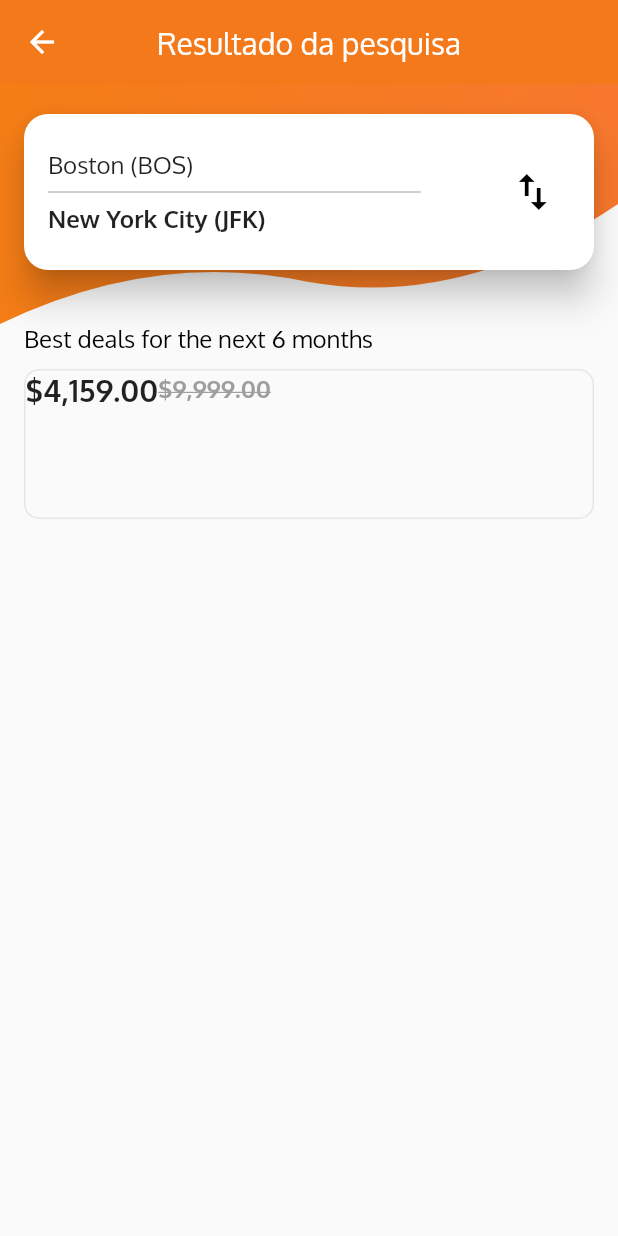
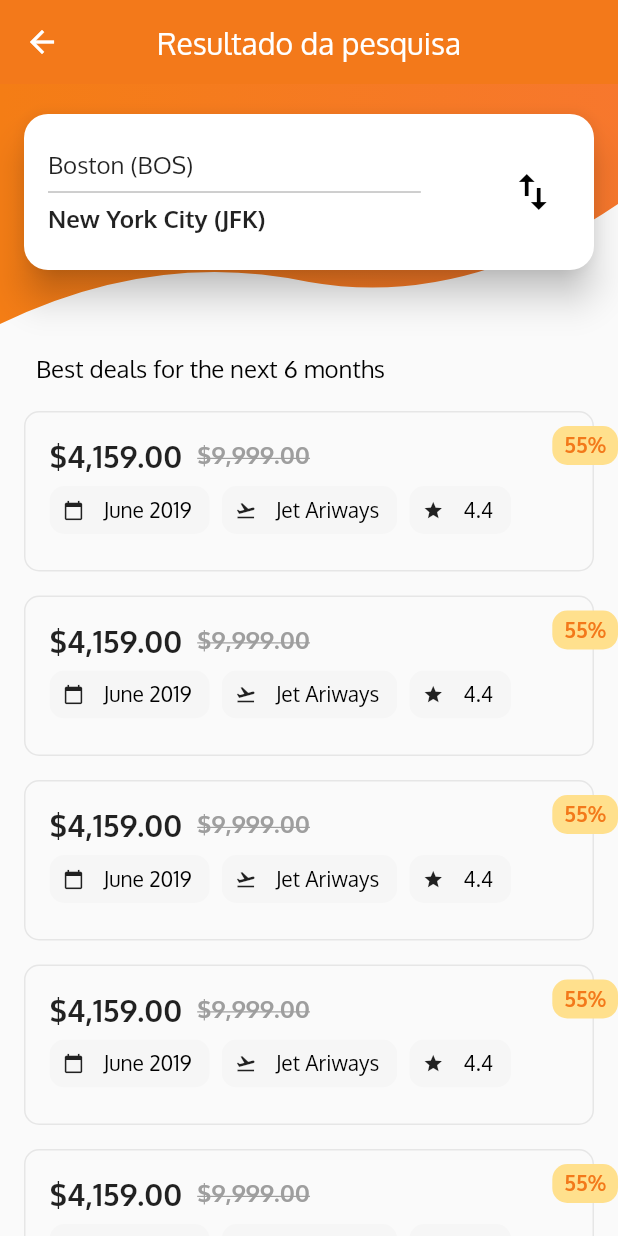
Before and after one commit to MarcioQuimbundo/kiviagem, a Flutter app: the FlightListingScreen screen opened directly, on a phone screen of 412 x 824 dp. Run offline on Flutter 3.47's test engine with Material 2 defaults, Android fonts, the phone set to English and light mode, and no system bars.

Commit message:
flight card finished

```diff
--- a/lib/flight_list.dart
+++ b/lib/flight_list.dart
@@ -20,11 +20,17 @@ class FlightListingScreen extends StatelessWidget {
             },
             child: Icon(Icons.arrow_back)),
       ),
-      body: Column(
+      body: SingleChildScrollView(
+        scrollDirection: Axis.vertical,
+              child: Column(
           children: <Widget>[
             FlightListTopPart(),
+            SizedBox(
+              height: 20.0,
+            ),
             FlightBottomPart(),
           ],
+        ),
       ),
     );
   }
@@ -105,12 +111,27 @@ class FlightBottomPart extends StatelessWidget {
       child: Column(
         crossAxisAlignment: CrossAxisAlignment.start,
         children: <Widget>[
-          Text(
+          Padding(
+            padding: const EdgeInsets.symmetric(horizontal: 8.0),
+            child: Text(
               "Best deals for the next 6 months",
               style: dropDownMenuItemStyle,
             ),
+          ),
           SizedBox(height: 10.0),
+          ListView(
+            shrinkWrap: true,
+            physics: ClampingScrollPhysics(),
+            scrollDirection: Axis.vertical,
+            children: <Widget>[
               FlightCard(),
+              FlightCard(),
+              FlightCard(),
+              FlightCard(),
+              FlightCard(),
+              FlightCard(),
+            ],
+          ),
         ],
       ),
     );
@@ -120,36 +141,93 @@ class FlightBottomPart extends StatelessWidget {
 class FlightCard extends StatelessWidget {
   @override
   Widget build(BuildContext context) {
-    return Stack(
+    return Padding(
+      padding: const EdgeInsets.symmetric(vertical: 8.0),
+      child: Stack(
         children: <Widget>[
           Container(
             margin: EdgeInsets.only(right: 16.0),
-          height: 100.0,
             decoration: BoxDecoration(
                 borderRadius: BorderRadius.all(
                   Radius.circular(10.0),
                 ),
                 border: Border.all(color: flightBorderColor)),
+            child: Padding(
+              padding: const EdgeInsets.all(16.0),
               child: Column(
+                crossAxisAlignment: CrossAxisAlignment.start,
                 children: <Widget>[
                   Row(
                     children: <Widget>[
                       Text(
                         '${formatCurrency.format(4159)}',
-                    style:
-                        TextStyle(fontWeight: FontWeight.bold, fontSize: 20.0),
+                        style: TextStyle(
+                            fontWeight: FontWeight.bold, fontSize: 20.0),
+                      ),
+                      SizedBox(
+                        width: 10.0,
                       ),
                       Text(
                         '${formatCurrency.format(9999)}',
-                    style:
-                        TextStyle(fontWeight: FontWeight.bold, fontSize: 16.0, decoration: TextDecoration.lineThrough, color: Colors.grey),
+                        style: TextStyle(
+                            fontWeight: FontWeight.bold,
+                            fontSize: 16.0,
+                            decoration: TextDecoration.lineThrough,
+                            color: Colors.grey),
                       ),
                     ],
-              )
+                  ),
+                  Wrap(
+                    spacing: 8.0,
+                    runSpacing: -8.0,
+                    children: <Widget>[
+                      FlightDetailChip(Icons.calendar_today, 'June 2019'),
+                      FlightDetailChip(Icons.flight_takeoff, 'Jet Ariways'),
+                      FlightDetailChip(Icons.star, '4.4'),
+                    ],
+                  ),
                 ],
               ),
             ),
+          ),
+          Positioned(
+            top: 10.0,
+            right: 0.0,
+            child: Container(
+              padding: EdgeInsets.symmetric(horizontal: 8.0, vertical: 4.0),
+              child: Text(
+                "55%",
+                style: TextStyle(
+                  color: appTheme.primaryColor,
+                  fontSize: 14.0,
+                  fontWeight: FontWeight.bold,
+                ),
+              ),
+              decoration: BoxDecoration(
+                  color: discountBackgroundColor,
+                  borderRadius: BorderRadius.all(Radius.circular(10.0))),
+            ),
+          ),
         ],
+      ),
     );
   }
 }
+
+class FlightDetailChip extends StatelessWidget {
+  final IconData iconData;
+  final String label;
+
+  FlightDetailChip(this.iconData, this.label);
+  @override
+  Widget build(BuildContext context) {
+    return RawChip(
+      label: Text(label),
+      labelStyle: TextStyle(color: Colors.black, fontSize: 14.0),
+      backgroundColor: chipBackgroundColor,
+      avatar: Icon(iconData, size: 14.0),
+      shape: RoundedRectangleBorder(
+          borderRadius: BorderRadius.all(Radius.circular(10.0))),
+    );
+  }
+}
```
Lines whose indentation alone changed are shown as unchanged.
